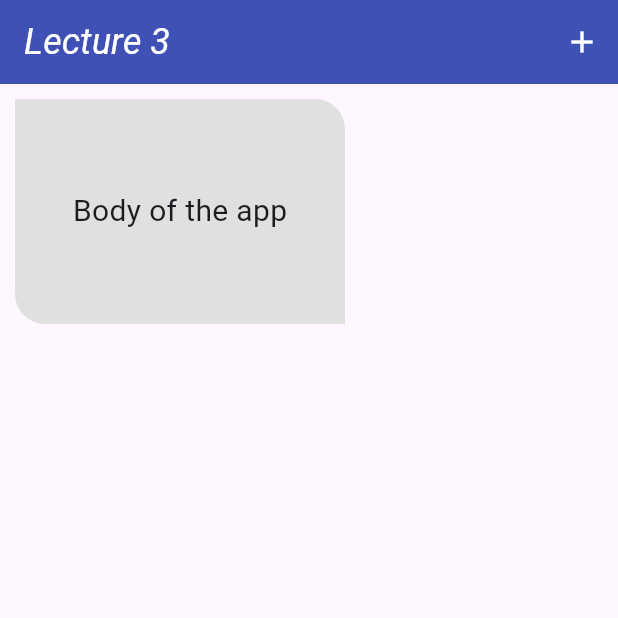
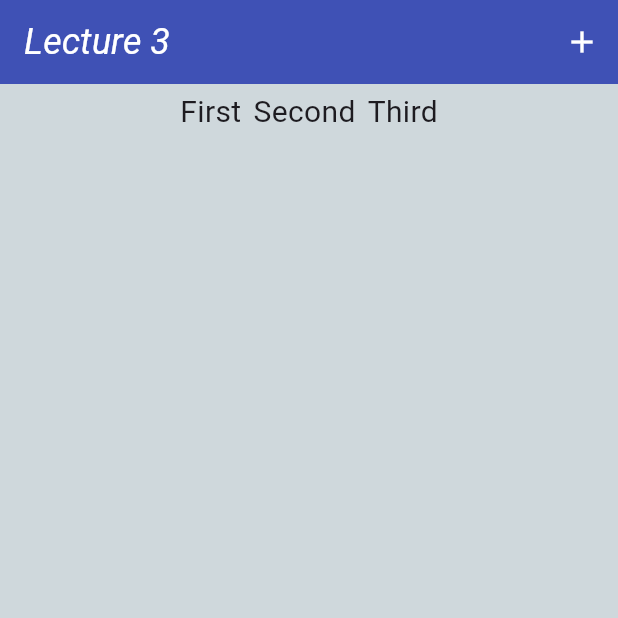
Before and after one commit to adhamStudy/flutter_lectures, a Flutter app: the screen it shows after launch, on a phone screen of 412 x 824 dp, the top half of it. Run offline on Flutter 3.47's test engine with Material 3 defaults, Android fonts, the light colour scheme and no system bars.

Commit message:
lecture 4 done

```diff
--- a/lib/main.dart
+++ b/lib/main.dart
@@ -1,9 +1,8 @@
 // Lecture 2 : Dart Basics
 import 'package:flutter/material.dart';
 void main() {
-
+  print('test');
   runApp(MyApp());
-
 }
 
 class MyApp extends StatelessWidget{
@@ -14,6 +13,7 @@ class MyApp extends StatelessWidget{
 
         debugShowCheckedModeBanner: false,
        home: Scaffold(
+
          appBar: AppBar(
            backgroundColor: Colors.indigo,
            foregroundColor: Colors.white,
@@ -29,17 +29,92 @@ class MyApp extends StatelessWidget{
           ],
          ),
          body:
+           Container(
+             height: double.infinity,
+             color: Colors.blueGrey.shade100,
+child:
+               // Column(
+               //   mainAxisAlignment: MainAxisAlignment.center,
+               //   crossAxisAlignment: CrossAxisAlignment.start,
+               //   children: [
+               //     MyText('First'),
+               //     MyText('First'),
+               //     MyText('First'),
+               //   ],
+               // )
+      Row(
+        mainAxisAlignment: MainAxisAlignment.center,
+        crossAxisAlignment: CrossAxisAlignment.start,
+        children: [
+          MyText('First'),
+          MyText('Second'),
+          MyText('Third')
+        ],
+      )
+             // ListView(
+             //   scrollDirection: Axis.vertical,
+             //
+             //
+             //   children: [
+             //    ListTile(title: Text('first'),
+             //    subtitle: Text('subtitle'),
+             //    leading: Icon(Icons.favorite),
+             //      trailing: Icon(Icons.delete,color: Colors.red,),
+             //    ),
+             //     ListTile(title: Text('first'),
+             //       subtitle: Text('subtitle'),
+             //       leading: IconButton(onPressed: (){
+             //         print('hello from leading');
+             //       }, icon: Icon(Icons.add)),
+             //       trailing: Icon(Icons.delete,color: Colors.red,),
+             //     ),
+             //
+             //
+             //
+             //
+             //
+             //   ],
+             // ),
+           )
 
-         Container(
-           decoration: BoxDecoration(color: Colors.grey.shade300,
-             borderRadius: BorderRadius.only(bottomLeft: Radius.circular(20),topRight: Radius.circular(20)),
-           ),
-           margin: EdgeInsets.all(10),
-           width: 220,
-           height : 150,
-           // color: Colors.deepOrangeAccent,
-           child: Center(child: MyText('Body of the app'),),
-         ),
+
+         // Container(
+         //   width: 250,
+         //   child:
+         //   Stack(
+         //     children: [
+         //       Container(
+         //         decoration: BoxDecoration(
+         //          gradient: LinearGradient(colors: [Colors.white,Colors.grey.shade300]),
+         //           borderRadius: BorderRadius.only(bottomLeft: Radius.circular(30),topRight: Radius.circular(30)),
+         //         ),
+         //         margin: EdgeInsets.all(10),
+         //         width: 220,
+         //         height : 150,
+         //         // color: Colors.deepOrangeAccent,
+         //         child: Center(child: Text('Hello From container',style: TextStyle(fontSize: 20,color: Colors.black),),),
+         //       ),
+         //       Positioned(
+         //           top: 10,
+         //           left: 200,
+         //           child: Container(
+         //
+         //             decoration: BoxDecoration(color: Colors.indigo,
+         //                 borderRadius: BorderRadius.circular(25),
+         //               border: Border.all(color: Colors.white,width: 4)
+         //
+         //             ),
+         //             width: 50,height: 50,
+         //           child: Center(child: Text('30%',style: TextStyle(color: Colors.white,fontSize: 16,
+         //           ),
+         //           ),
+         //           )
+         //           ),
+         //
+         //       )
+         //     ],
+         //   ),
+         // )
       ),
       )
     ;
@@ -54,7 +129,7 @@ class MyText extends StatelessWidget {
   @override
   Widget build(BuildContext context) {
     return    Padding(
-      padding: EdgeInsets.all(10),
+      padding: EdgeInsets.all(4),
     child: Text(text,style: TextStyle(fontSize: 20),
     ),
     );
```
